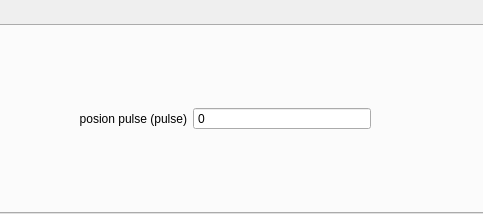
Old version of the form FrontEnd/ui/tabmodectl.ui in the repository TheKaramazovBrothers/SevDrvExpSys; both pictures show x 99 to 582 and y 0 to 214 of the 766 by 214 pixel window.
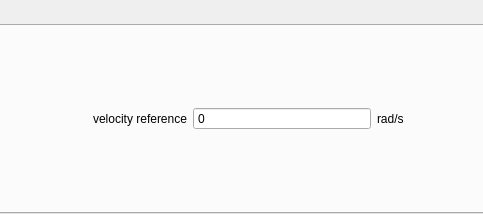
New version of the form. The open tabs and pages were chosen to show the change.

The edit to the form file:
```diff
--- a/FrontEnd/ui/tabmodectl.ui
+++ b/FrontEnd/ui/tabmodectl.ui
@@ -459,7 +459,7 @@
            <item>
             <widget class="QLabel" name="label_27">
              <property name="text">
-              <string>posion pulse (pulse)</string>
+              <string>velocity reference</string>
              </property>
              <property name="alignment">
               <set>Qt::AlignRight|Qt::AlignTrailing|Qt::AlignVCenter</set>
@@ -482,7 +482,7 @@
            <item>
             <widget class="QLabel" name="label_28">
              <property name="text">
-              <string/>
+              <string>rad/s</string>
              </property>
             </widget>
            </item>
```
Left out of the diff: 88 changed lines with no effect on the pictures.
